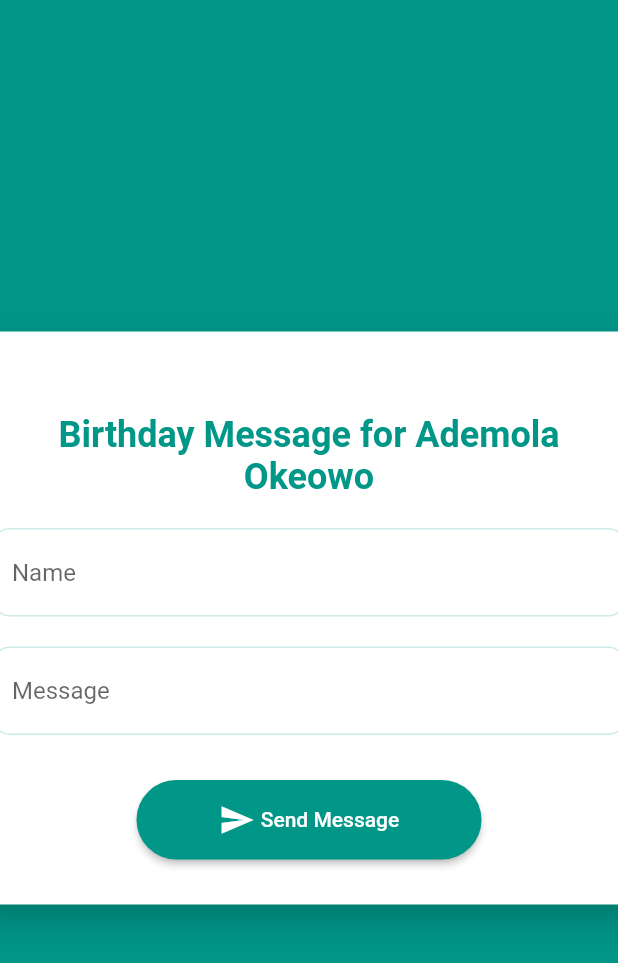
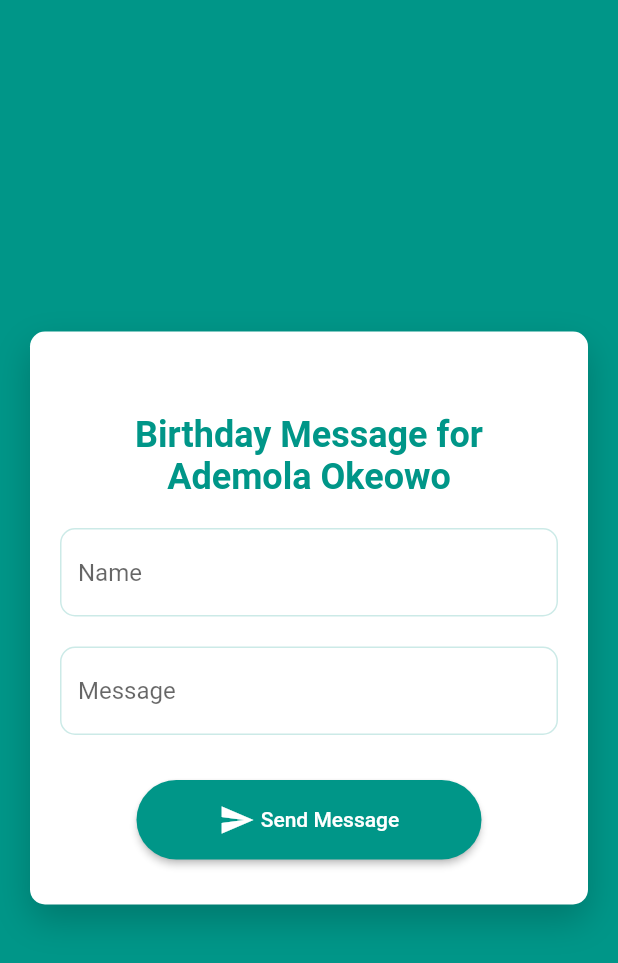
Before and after one commit to Obalolu/daddys_birthday_app, a Flutter app: the MyHomePage screen opened by its route, on a phone screen of 412 x 824 dp. Shown: the top 963 px of the screen. Run offline on Flutter 3.47's test engine with Material 2 defaults, Android fonts, the phone set to English and light mode, and no system bars; drawn by our look-alikes of progress_state_button.

Commit message:
sixth commit

```diff
--- a/lib/main.dart
+++ b/lib/main.dart
@@ -83,10 +83,7 @@ class _MyHomePageState extends State<MyHomePage> {
             children: <Widget>[
               Stack(
                 children: <Widget>[
-                  UnconstrainedBox(
-                    child: LimitedBox(
-                      maxWidth: 500,
-                      child: Container(
+                  Container(
                     width: double.infinity,
                     padding:
                         EdgeInsets.symmetric(vertical: 30, horizontal: 20),
@@ -199,8 +196,6 @@ class _MyHomePageState extends State<MyHomePage> {
                         ],
                       ),
                     ),
-                      ),
-                    ),
                   )
                 ],
               )
```
Lines whose indentation alone changed are shown as unchanged.
